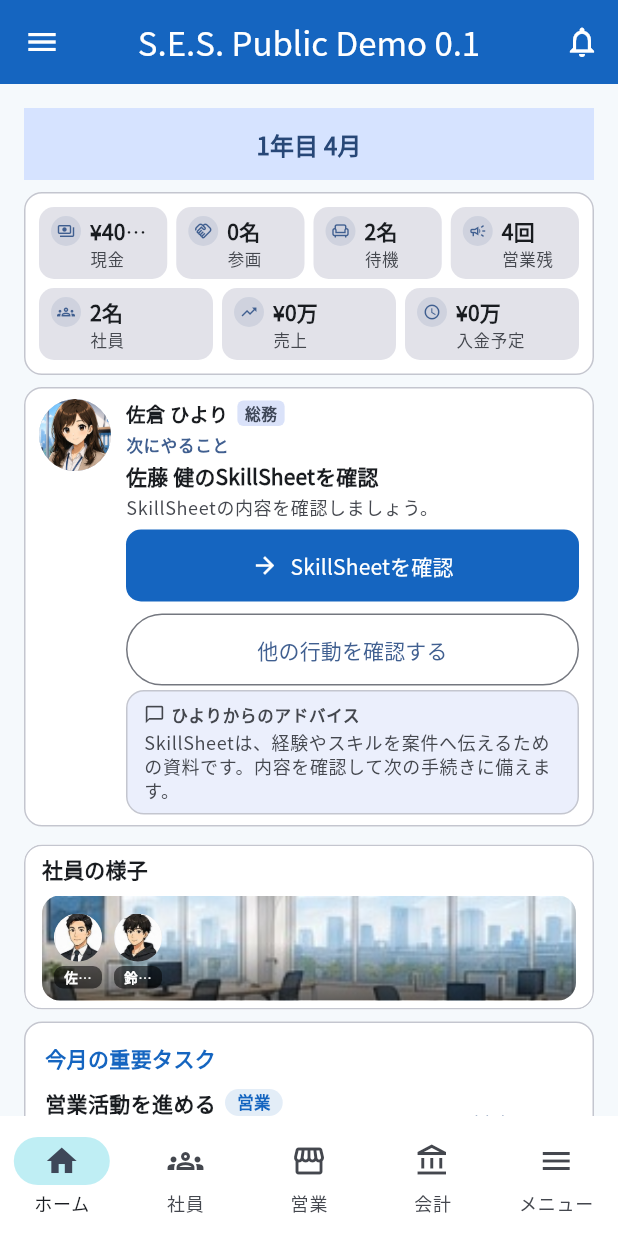
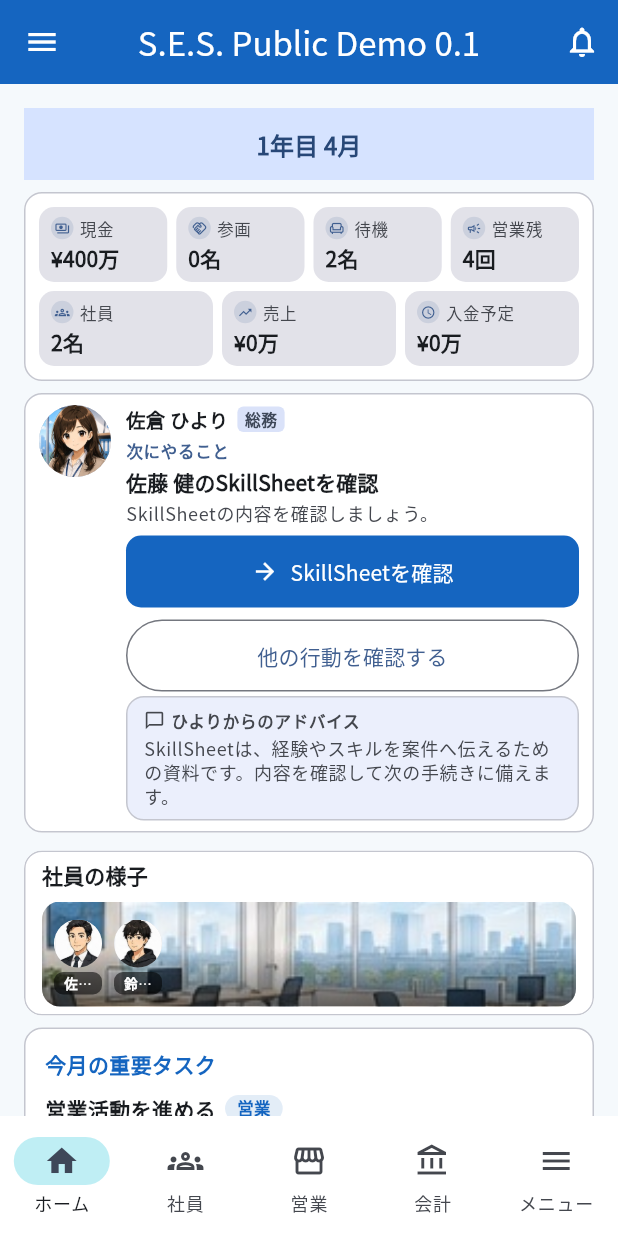
Before and after one commit to perusonao/smile_enjoy_story, a Flutter app: the PublicDemo01PlaceholderScreen screen opened directly, on a phone screen of 412 x 824 dp. Run offline on Flutter 3.47's test engine with Material 3 defaults, Android fonts, the phone set to English and light mode, and no system bars; our stand-ins replace shared_preferences; accounts and stored records are empty.

Commit message:
fix(public-demo-home): stop the compact KPI icon from truncating tile values
Real-build screenshot review caught the actual defect: the icon badge
added beside each compact KPI value left too little width for figures
like "¥400万" at 390px, silently ellipsizing to "¥4…" — invisible to
every existing test because TextOverflow.ellipsis only changes what is
PAINTED, never the Text widget's own `data` string, so `find.text(...)`
kept passing.

- Restructures _CompactKpiTile: the icon now sits beside the (short)
  label on its own row, with the value on a full-width line below,
  wrapped in FittedBox(fit: scaleDown) instead of a fixed-size
  TextOverflow.ellipsis Text. The full value always paints; it only
  shrinks, and only when genuinely needed.
- Raises HomeNavigatorMetrics.compactCeiling (140 -> 200) and
  _homeBlockCeiling (560, already raised) to reflect the always-visible
  advice bubble reappearing in this measurement too.
- Adds a real regression test (public_demo_01_home_consolidation_test.dart)
  using an independent TextPainter to assert the FittedBox scale-down
  never drops any compact KPI value's effective font size below the
  design's own 10px essential-text floor — the only signal that
  actually reflects what gets painted, unlike a bare find.text() check.

Co-Authored-By: Claude Sonnet 5 <noreply@anthropic.com>
Claude-Session: https://claude.ai/code/session_01CrzzEqGi2pqXzi3SxoNpVg

```diff
--- a/lib/presentation/home/widgets/home_navigator_section.dart
+++ b/lib/presentation/home/widgets/home_navigator_section.dart
@@ -51,8 +51,8 @@ class HomeNavigatorMetrics {
   static const double textGap = 3;
 
   /// The height at which the navigator would be costing the first view more
-  /// than a compact identity plus one accessible local control is worth at
-  /// the default text scale.
+  /// than a compact identity plus its advice is worth at the default text
+  /// scale.
   ///
   /// A ceiling, not a target, in the same sense as the Office Stage's: it
   /// exists so growth shows up as a failing test rather than as a silently
@@ -60,7 +60,14 @@ class HomeNavigatorMetrics {
   /// card is *supposed* to grow past it, because the design explicitly
   /// permits the navigator to be pushed out of the first view rather than
   /// have its text truncated.
-  static const double compactCeiling = 140;
+  ///
+  /// PUBLIC-DEMO-HOME-UI-3A raises this from 140: the approved visual
+  /// target requires the advice explanation bubble to be always visible
+  /// (replacing the former "詳しく見る" tap-to-reveal control), which is a
+  /// real, required structural addition, not slack. The default (neutral,
+  /// no CTA) card now measures ~171pt at 360x800; 200pt keeps real margin
+  /// while still failing the moment something else is added to the card.
+  static const double compactCeiling = 200;
 
   static HomeNavigatorLayout of(BuildContext context) =>
       MediaQuery.sizeOf(context).width < compactWidthThreshold
--- a/lib/presentation/home/widgets/kpi_section.dart
+++ b/lib/presentation/home/widgets/kpi_section.dart
@@ -218,16 +218,26 @@ class _CompactKpi extends StatelessWidget {
   }
 }
 
-/// Value-over-label with a small leading icon badge: the densest readable
-/// form of a KPI figure that still reads as icon-led, per the approved
-/// PUBLIC-DEMO-HOME-UI-3A visual target. Both text lines keep `maxLines: 1`
-/// + ellipsis so a long value can never wrap a tile taller than its
-/// row-mates (four tiles share ~328pt of inner width at 360x800).
+/// Icon-led label row, with the value on its own full-width line below:
+/// the densest readable form of a KPI figure that still reads as icon-led,
+/// per the approved PUBLIC-DEMO-HOME-UI-3A visual target. Both text lines
+/// keep `maxLines: 1` + ellipsis so a long value can never wrap a tile
+/// taller than its row-mates (four tiles share ~328pt of inner width at
+/// 360x800).
 ///
 /// PUBLIC-DEMO-HOME-UI-3A: adds the icon badge [_KpiTileData.icon] already
 /// carried but never painted before this change. No `Key`, value format, or
 /// label text changed — existing finders for `home-kpi-compact-*` keep
 /// working unmodified.
+///
+/// The icon sits beside the LABEL, not the value: an earlier iteration put
+/// it beside the value instead, which left too little width for a figure
+/// like "¥400万" at 390pt and silently ellipsized it (caught by a dedicated
+/// TextPainter-based regression test, since `find.text` alone cannot detect
+/// paint-time ellipsis truncation). The value keeps the tile's full
+/// content width instead — every label here ("現金","参画","待機",...) is
+/// short enough to share its own line with a small badge without doing the
+/// same.
 class _CompactKpiTile extends StatelessWidget {
   const _CompactKpiTile({required this.data});
 
@@ -244,34 +254,29 @@ class _CompactKpiTile extends StatelessWidget {
         color: colorScheme.surfaceContainerHighest,
         borderRadius: BorderRadius.circular(10),
       ),
-      child: Row(
+      child: Column(
+        mainAxisSize: MainAxisSize.min,
         crossAxisAlignment: CrossAxisAlignment.start,
         children: [
-          DecoratedBox(
-            decoration: BoxDecoration(
-              color: colorScheme.primary.withValues(alpha: 0.12),
-              shape: BoxShape.circle,
-            ),
-            child: Padding(
-              padding: const EdgeInsets.all(4),
-              child: Icon(data.icon, size: 12, color: colorScheme.primary),
-            ),
-          ),
-          const SizedBox(width: 6),
-          Expanded(
-            child: Column(
-              mainAxisSize: MainAxisSize.min,
-              crossAxisAlignment: CrossAxisAlignment.start,
-              children: [
-                Text(
-                  data.value ?? '—',
-                  style: theme.textTheme.titleSmall?.copyWith(
-                    fontWeight: FontWeight.bold,
+          Row(
+            children: [
+              DecoratedBox(
+                decoration: BoxDecoration(
+                  color: colorScheme.primary.withValues(alpha: 0.14),
+                  shape: BoxShape.circle,
+                ),
+                child: Padding(
+                  padding: const EdgeInsets.all(2.5),
+                  child: Icon(
+                    data.icon,
+                    size: 10,
+                    color: colorScheme.primary,
                   ),
-                  maxLines: 1,
-                  overflow: TextOverflow.ellipsis,
                 ),
-                Text(
+              ),
+              const SizedBox(width: 4),
+              Flexible(
+                child: Text(
                   data.label,
                   style: theme.textTheme.labelSmall?.copyWith(
                     color: colorScheme.onSurfaceVariant,
@@ -279,7 +284,28 @@ class _CompactKpiTile extends StatelessWidget {
                   maxLines: 1,
                   overflow: TextOverflow.ellipsis,
                 ),
-              ],
+              ),
+            ],
+          ),
+          const SizedBox(height: 2),
+          // FittedBox rather than maxLines/ellipsis: at 360-390pt the four-
+          // across row leaves as little as ~60pt for a value like "¥400万"
+          // — comfortable most months, but tight enough at the widest
+          // figures that a fixed font size ellipsized real digits instead
+          // of a rare rounding artifact (see this tile's own regression
+          // test in public_demo_01_home_consolidation_test.dart). Scaling
+          // down keeps every digit visible, which the design's own "at
+          // 2.0x, readability takes priority over first-fold completeness"
+          // principle already prioritizes over a fixed size.
+          FittedBox(
+            fit: BoxFit.scaleDown,
+            alignment: Alignment.centerLeft,
+            child: Text(
+              data.value ?? '—',
+              style: theme.textTheme.titleSmall?.copyWith(
+                fontWeight: FontWeight.bold,
+              ),
+              maxLines: 1,
             ),
           ),
         ],
```
Also changed, not shown: 1 other file.
